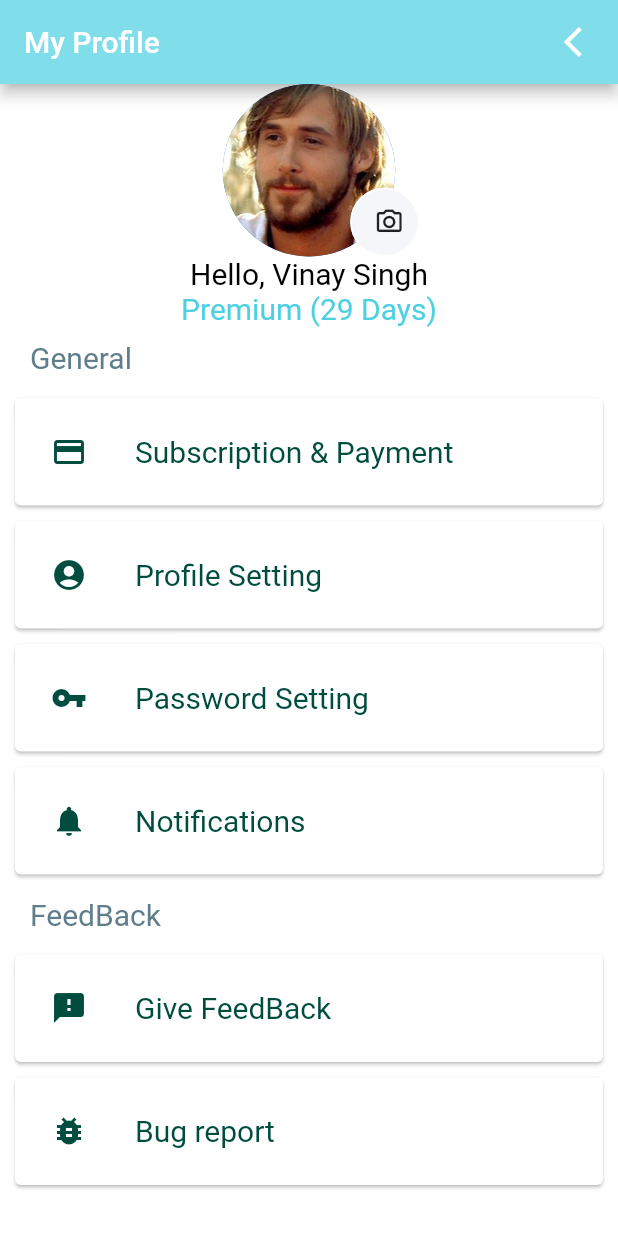
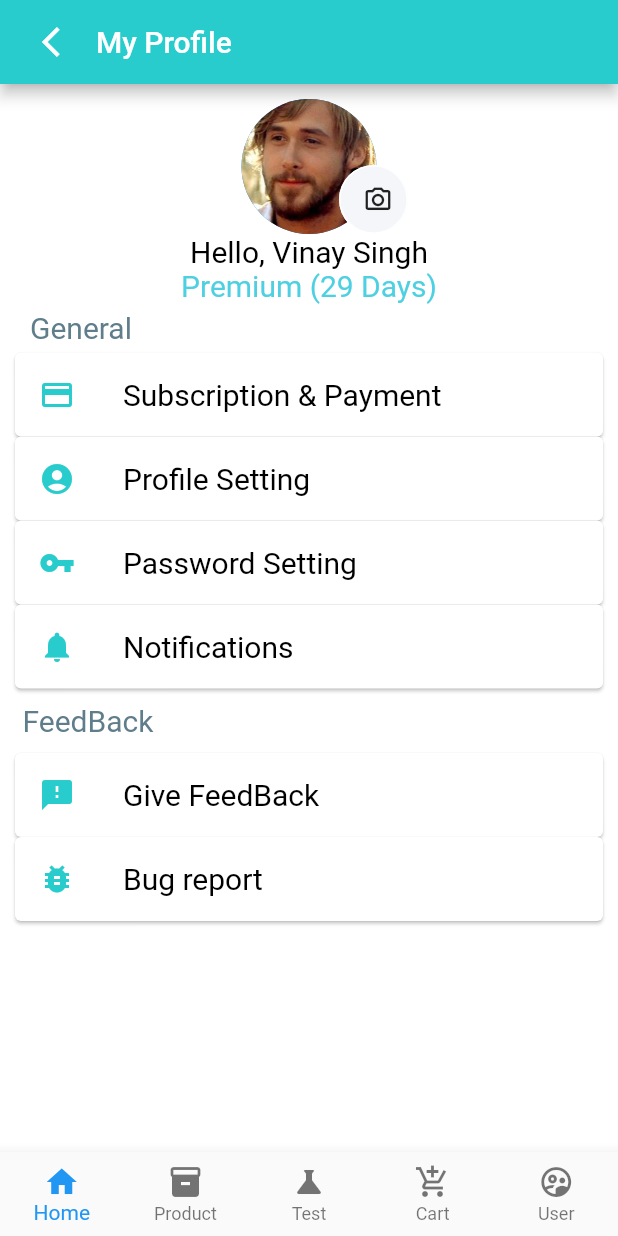
Before and after one commit to mandalamit/Profile_screen-flutter-project, a Flutter app: the screen it shows after launch, after a tap on "Profile Setting", on a phone screen of 412 x 824 dp. Run offline on Flutter 3.47's test engine with Material 2 defaults, Android fonts, the phone set to English and light mode, and no system bars.

Commit message:
Third commit

```diff
--- /dev/null
+++ b/lib/BottomNavBar.dart
@@ -0,0 +1,59 @@
+import 'package:flutter/material.dart';
+import 'main.dart';
+
+class BotomNavBar extends StatefulWidget {
+  @override
+  _BotomNavBarState createState() => _BotomNavBarState();
+}
+
+class _BotomNavBarState extends State<BotomNavBar> {
+  int _currentIndex = 0;
+  final tabs = [
+    Center(child: Text('Home'),),
+    Center(child: Text('Product'),),
+    Center(child: Text('Test'),),
+    Center(child: Text('Cart'),),
+    MyProfile(),
+
+  ];
+
+  @override
+  Widget build(BuildContext context) {
+    return BottomNavigationBar(
+      type: BottomNavigationBarType.fixed,
+      currentIndex: _currentIndex,
+      items: [
+        BottomNavigationBarItem(
+          icon: Icon(Icons.home),
+          label: 'Home',
+          backgroundColor: Color(0xff29cccc),
+        ),
+        BottomNavigationBarItem(
+          icon: Icon(Icons.inventory),
+          label: 'Product',
+          backgroundColor: Color(0xff29cccc),
+        ),
+        BottomNavigationBarItem(
+          icon: Icon(Icons.science),
+          label: 'Test',
+          backgroundColor: Color(0xff29cccc),
+        ),
+        BottomNavigationBarItem(
+          icon: Icon(Icons.add_shopping_cart),
+          label: 'Cart',
+          backgroundColor: Color(0xff29cccc),
+        ),
+        BottomNavigationBarItem(
+          icon: Icon(Icons.supervised_user_circle_outlined),
+          label: 'User',
+          backgroundColor: Color(0xff29cccc),
+        ),
+      ],
+      onTap: (index) {
+        setState(() {
+          _currentIndex = index;
+        });
+      },
+    );
+  }
+}
--- a/lib/main.dart
+++ b/lib/main.dart
@@ -1,6 +1,6 @@
 import 'package:flutter/material.dart';
 import 'package:my_profile/profile_pic.dart';
-
+import 'BottomNavBar.dart';
 void main() {
   return runApp(
     MaterialApp(
@@ -8,9 +8,8 @@ void main() {
       home: Scaffold(
         backgroundColor: Colors.white,
         appBar: AppBar(
-          backgroundColor: Colors.cyan.shade200,
-          actions: [
-            Row(
+          backgroundColor: Color(0xff29cccc),
+          title: Row(
             children: [
               IconButton(
                 icon: Icon(Icons.arrow_back_ios),
@@ -18,12 +17,12 @@ void main() {
                   print('Clicked');
                 },
               ),
+              Text('My Profile'),
             ],
           ),
-          ],
-          title: Text('My Profile'),
         ),
         body: MyProfile(),
+        bottomNavigationBar: BotomNavBar(),
       ),
     ),
   );
@@ -62,7 +61,7 @@ class _MyProfileState extends State<MyProfile> {
               children: [
                 Padding(
                   padding: const EdgeInsets.symmetric(
-                      horizontal: 20.0, vertical: 10.0),
+                      horizontal: 20.0, vertical: 5.0),
                   child: Text(
                     'General',
                     style: TextStyle(
@@ -74,21 +73,46 @@ class _MyProfileState extends State<MyProfile> {
               ],
             ),
             Card(
-              margin: EdgeInsets.symmetric(vertical: 5.0, horizontal: 10.0),
+              margin: EdgeInsets.symmetric(vertical: 0.0, horizontal: 10.0),
               color: Colors.white,
               child: TextButton(
-                onPressed: (){
+                style: ButtonStyle(padding: MaterialStateProperty.all(EdgeInsets.zero)),
+                onPressed: () {
                   print('Subscription and payment clicked');
                 },
                 child: ListTile(
                   leading: Icon(
                     Icons.payment,
-                    color: Colors.teal.shade900,
+                    color: Color(0xff29cccc),
                   ),
                   title: Text(
                     'Subscription & Payment',
                     style: TextStyle(
-                      color: Colors.teal.shade900,
+                      color: Colors.black,
+                      fontSize: 20.0,
+                    ),
+                  ),
+                ),
+
+              ),
+            ),
+            Card(
+              margin: EdgeInsets.symmetric(vertical: 0.0, horizontal: 10.0),
+              color: Colors.white,
+              child: TextButton(
+                style: ButtonStyle(padding: MaterialStateProperty.all(EdgeInsets.zero)),
+                onPressed: () {
+                  print('Profile setting clicked');
+                },
+                child: ListTile(
+                  leading: Icon(
+                    Icons.account_circle,
+                      color: Color(0xff29cccc),
+                  ),
+                  title: Text(
+                    'Profile Setting',
+                    style: TextStyle(
+                      color: Colors.black,
                       fontSize: 20.0,
                     ),
                   ),
@@ -96,21 +120,22 @@ class _MyProfileState extends State<MyProfile> {
               ),
             ),
             Card(
-              margin: EdgeInsets.symmetric(vertical: 5.0, horizontal: 10.0),
+              margin: EdgeInsets.symmetric(vertical: 0.0, horizontal: 10.0),
               color: Colors.white,
               child: TextButton(
-                onPressed: (){
-                  print('Profile setting clicked');
+                style: ButtonStyle(padding: MaterialStateProperty.all(EdgeInsets.zero)),
+                onPressed: () {
+                  print('Password Setting Clicked');
                 },
                 child: ListTile(
                   leading: Icon(
-                    Icons.account_circle,
-                    color: Colors.teal.shade900,
+                    Icons.vpn_key,
+                    color: Color(0xff29cccc),
                   ),
                   title: Text(
-                    'Profile Setting',
+                    'Password Setting',
                     style: TextStyle(
-                      color: Colors.teal.shade900,
+                      color: Colors.black,
                       fontSize: 20.0,
                     ),
                   ),
@@ -118,43 +143,22 @@ class _MyProfileState extends State<MyProfile> {
               ),
             ),
             Card(
-              margin: EdgeInsets.symmetric(vertical: 5.0, horizontal: 10.0),
+              margin: EdgeInsets.symmetric(vertical: 0.0, horizontal: 10.0),
               color: Colors.white,
               child: TextButton(
-                onPressed: (){
-                  print('Password Setting Clicked');
-                },
-                child: ListTile(
-                  leading: Icon(
-                    Icons.vpn_key,
-                    color: Colors.teal.shade900,
-                  ),
-                  title: Text(
-                    'Password Setting',
-                    style: TextStyle(
-                      color: Colors.teal.shade900,
-                      fontSize: 20.0,
-                    ),
-                  ),
-                ),
-              ),
-            ),
-            Card(
-              margin: EdgeInsets.symmetric(vertical: 5.0, horizontal: 10.0),
-              color: Colors.white,
-              child: TextButton(
+                style: ButtonStyle(padding: MaterialStateProperty.all(EdgeInsets.zero)),
                 onPressed: () {
                   print('Notificaton button clicked');
                 },
                 child: ListTile(
                   leading: Icon(
                     Icons.notifications,
-                    color: Colors.teal.shade900,
+                    color: Color(0xff29cccc),
                   ),
                   title: Text(
                     'Notifications',
                     style: TextStyle(
-                      color: Colors.teal.shade900,
+                      color: Colors.black,
                       fontSize: 20.0,
                     ),
                   ),
@@ -165,7 +169,7 @@ class _MyProfileState extends State<MyProfile> {
               children: [
                 Padding(
                   padding: const EdgeInsets.symmetric(
-                      horizontal: 20.0, vertical: 10.0),
+                      horizontal: 15.0, vertical: 10.0),
                   child: Text(
                     'FeedBack',
                     style: TextStyle(
@@ -177,21 +181,22 @@ class _MyProfileState extends State<MyProfile> {
               ],
             ),
             Card(
-              margin: EdgeInsets.symmetric(vertical: 5.0, horizontal: 10.0),
+              margin: EdgeInsets.symmetric(vertical: 0.0, horizontal: 10.0),
               color: Colors.white,
               child: TextButton(
+                style: ButtonStyle(padding: MaterialStateProperty.all(EdgeInsets.zero)),
                 onPressed: () {
                   print('Give FeedBack clicked');
                 },
                 child: ListTile(
                   leading: Icon(
                     Icons.feedback,
-                    color: Colors.teal.shade900,
+                      color: Color(0xff29cccc),
                   ),
                   title: Text(
                     'Give FeedBack',
                     style: TextStyle(
-                      color: Colors.teal.shade900,
+                      color: Colors.black,
                       fontSize: 20.0,
                     ),
                   ),
@@ -199,21 +204,22 @@ class _MyProfileState extends State<MyProfile> {
               ),
             ),
             Card(
-              margin: EdgeInsets.symmetric(vertical: 5.0, horizontal: 10.0),
+              margin: EdgeInsets.symmetric(vertical: 0.0, horizontal: 10.0),
               color: Colors.white,
               child: TextButton(
+                style: ButtonStyle(padding: MaterialStateProperty.all(EdgeInsets.zero)),
                 onPressed: () {
                   print('Bug report clicked');
                 },
                 child: ListTile(
                   leading: Icon(
                     Icons.bug_report,
-                    color: Colors.teal.shade900,
+                    color: Color(0xff29cccc),
                   ),
                   title: Text(
                     'Bug report',
                     style: TextStyle(
-                      color: Colors.teal.shade900,
+                      color: Colors.black,
                       fontSize: 20.0,
                     ),
                   ),
--- a/lib/profile_pic.dart
+++ b/lib/profile_pic.dart
@@ -1,5 +1,4 @@
 import 'package:flutter/material.dart';
-//import 'package:flutter_svg/flutter_svg.dart';
 
 class ProfilePic extends StatelessWidget {
   const ProfilePic({
@@ -9,15 +8,19 @@ class ProfilePic extends StatelessWidget {
   @override
   Widget build(BuildContext context) {
     return SizedBox(
-      height: 115,
-      width: 115,
+      height: 100,
+      width: 100,
       child: Stack(
         fit: StackFit.expand,
         // ignore: deprecated_member_use
         overflow: Overflow.visible,
         children: [
-          CircleAvatar(
-            backgroundImage: AssetImage("images/img.jpg"),
+          Container(
+            margin: EdgeInsets.only(top: 10.0),
+            child: CircleAvatar(
+              radius: 50,
+              backgroundImage: AssetImage("images/img.jpg"),
+            ),
           ),
           Positioned(
             right: -16,
```
Lines whose indentation alone changed are shown as unchanged.
